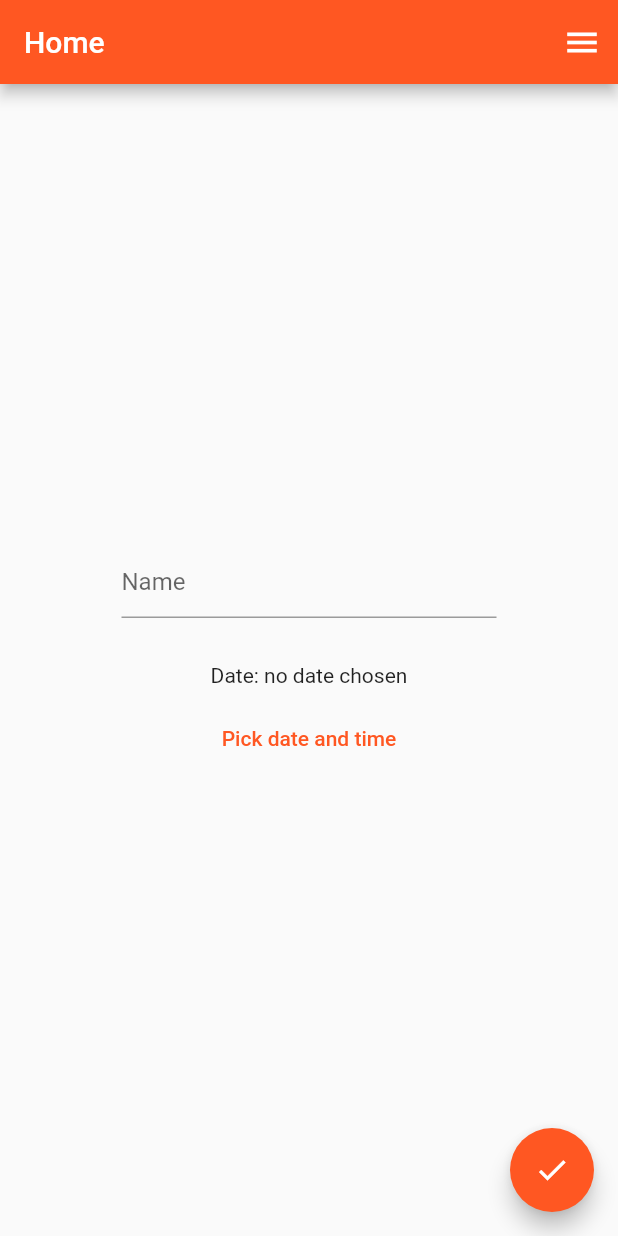
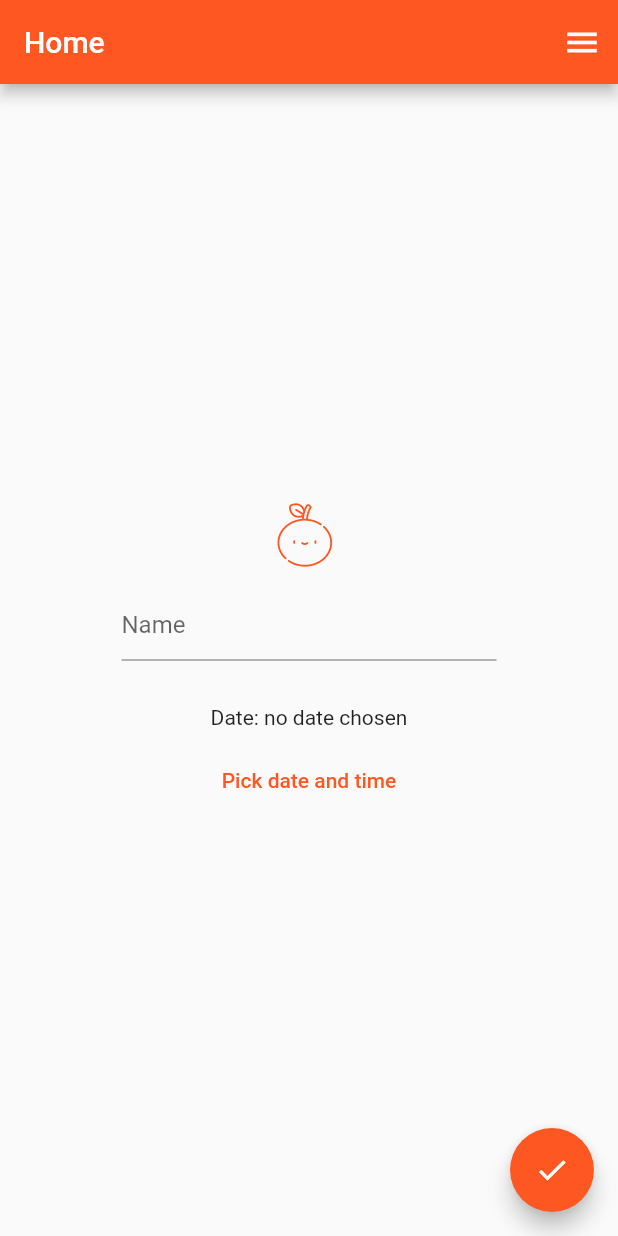
Before and after one commit to arthas168/tangerine, a Flutter app: the screen it shows after launch, on a phone screen of 412 x 824 dp. Run offline on Flutter 3.47's test engine with Material 2 defaults, Android fonts, the phone set to English and light mode, and no system bars; our stand-ins replace cloud_firestore, firebase_core, flutter_datetime_picker, flutter_phoenix, fluttertoast, random_string; accounts and stored records are empty.

Commit message:
All done except launcher icon.

```diff
--- /dev/null
+++ b/lib/helpers/my_flutter_app_icons.dart
@@ -0,0 +1,25 @@
+/// Flutter icons MyFlutterApp
+/// Copyright (C) 2020 by original authors @ fluttericon.com, fontello.com
+/// This font was generated by FlutterIcon.com, which is derived from Fontello.
+///
+/// To use this font, place it in your fonts/ directory and include the
+/// following in your pubspec.yaml
+///
+/// flutter:
+///   fonts:
+///    - family:  MyFlutterApp
+///      fonts:
+///       - asset: fonts/MyFlutterApp.ttf
+///
+///
+///
+import 'package:flutter/widgets.dart';
+
+class MyFlutterApp {
+  MyFlutterApp._();
+
+  static const _kFontFam = 'MyFlutterApp';
+  static const _kFontPkg = null;
+
+  static const IconData tangerine__1_ = IconData(0xe802, fontFamily: _kFontFam, fontPackage: _kFontPkg);
+}
--- a/lib/main.dart
+++ b/lib/main.dart
@@ -4,6 +4,7 @@ import 'package:flutter_datetime_picker/flutter_datetime_picker.dart';
 import 'package:flutter_phoenix/flutter_phoenix.dart';
 import 'package:fluttertoast/fluttertoast.dart';
 import 'package:random_string/random_string.dart';
+import 'package:tangerine/helpers/my_flutter_app_icons.dart';
 import 'package:tangerine/services/database.dart';
 import 'package:tangerine/userMenu.dart';
 
@@ -171,6 +172,8 @@ class _MyHomePageState extends State<MyHomePage> {
               child: Column(
                 mainAxisAlignment: MainAxisAlignment.center,
                 children: [
+                  Icon(MyFlutterApp.tangerine__1_, size: 42, color: Colors.deepOrange),
+                  SizedBox(height: 15,),
                   Form(
                     key: _formKey,
                     child: Container(
--- a/pubspec.yaml
+++ b/pubspec.yaml
@@ -66,6 +66,10 @@ flutter:
   # "family" key with the font family name, and a "fonts" key with a
   # list giving the asset and other descriptors for the font. For
   # example:
+  fonts:
+    - family:  MyFlutterApp
+      fonts:
+        - asset: fonts/MyFlutterApp.ttf
   # fonts:
   #   - family: Schyler
   #     fonts:
```
Also changed, not shown: lib/EventList.dart (+67 -2 lines), lib/services/database.dart (+6 -2 lines), fonts/MyFlutterApp.ttf (added).
